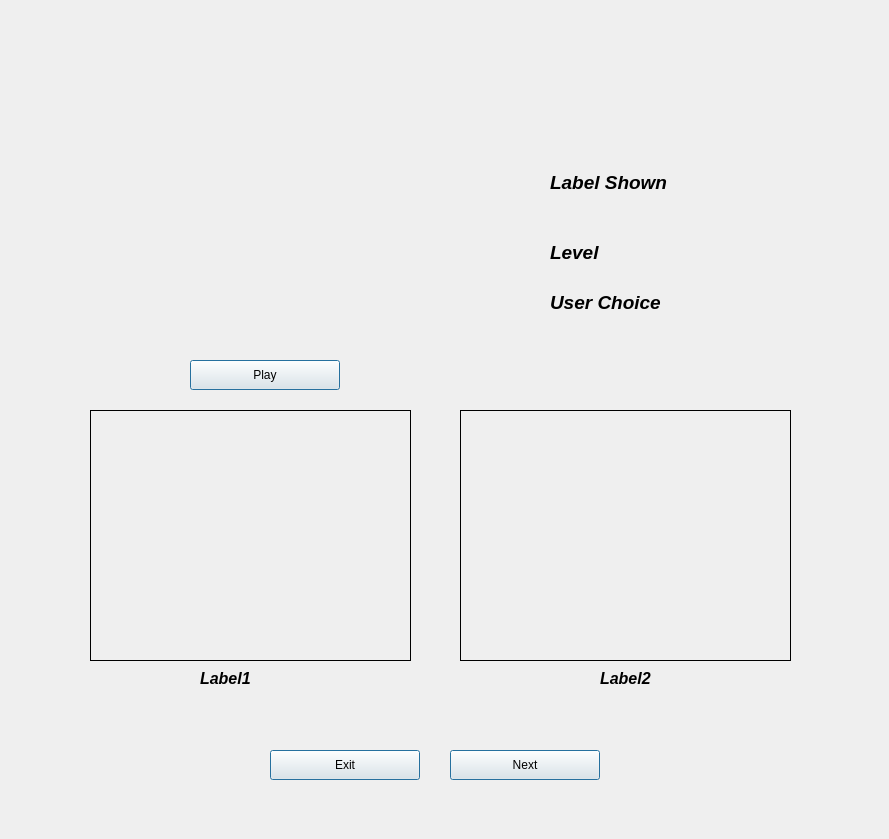
This is gui/playback.ui in rgsl888/data_collection as Qt 5 draws it before an edit. The edited form follows.
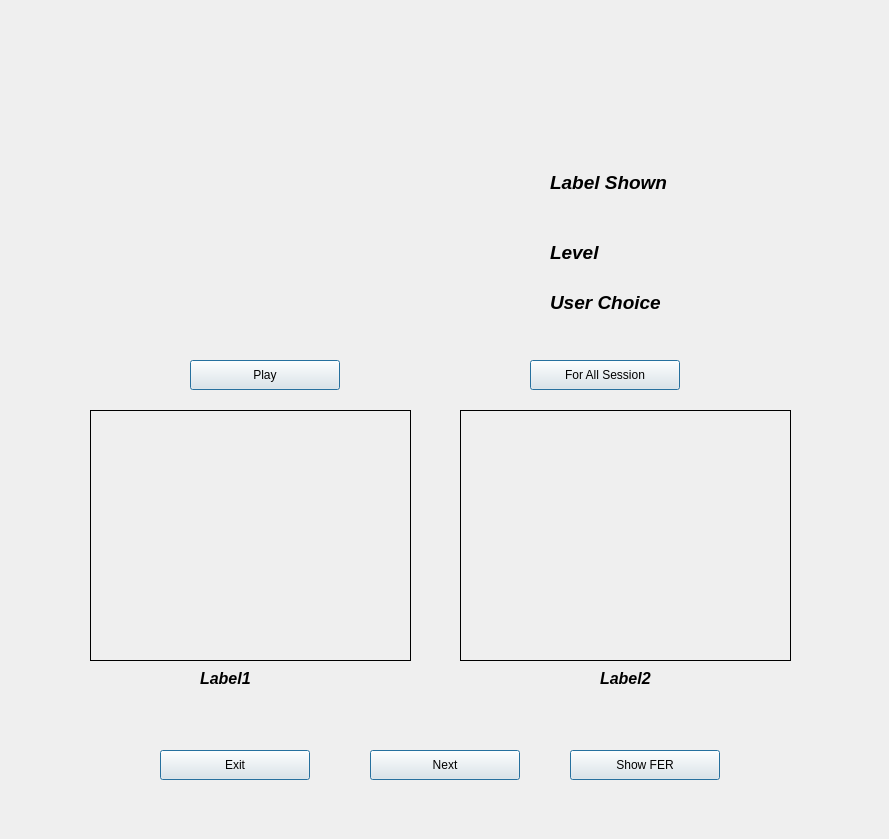
This is the edited form.

Commit message: FER and previous sessions

What changed in the file:
```diff
--- a/gui/playback.ui
+++ b/gui/playback.ui
@@ -16,7 +16,7 @@
   <widget class="QPushButton" name="nextButton">
    <property name="geometry">
     <rect>
-     <x>450</x>
+     <x>370</x>
      <y>750</y>
      <width>150</width>
      <height>30</height>
@@ -32,7 +32,7 @@
   <widget class="QPushButton" name="exitButton">
    <property name="geometry">
     <rect>
-     <x>270</x>
+     <x>160</x>
      <y>750</y>
      <width>150</width>
      <height>30</height>
@@ -216,6 +216,50 @@
     <string>User Choice</string>
    </property>
   </widget>
+  <widget class="QPushButton" name="fer">
+   <property name="geometry">
+    <rect>
+     <x>570</x>
+     <y>750</y>
+     <width>150</width>
+     <height>30</height>
+    </rect>
+   </property>
+   <property name="text">
+    <string>Show FER</string>
+   </property>
+   <property name="autoDefault">
+    <bool>false</bool>
+   </property>
+   <property name="default">
+    <bool>true</bool>
+   </property>
+   <property name="flat">
+    <bool>false</bool>
+   </property>
+  </widget>
+  <widget class="QPushButton" name="allses">
+   <property name="geometry">
+    <rect>
+     <x>530</x>
+     <y>360</y>
+     <width>150</width>
+     <height>30</height>
+    </rect>
+   </property>
+   <property name="text">
+    <string>For All Session</string>
+   </property>
+   <property name="autoDefault">
+    <bool>false</bool>
+   </property>
+   <property name="default">
+    <bool>true</bool>
+   </property>
+   <property name="flat">
+    <bool>false</bool>
+   </property>
+  </widget>
  </widget>
  <resources/>
  <connections/>
```
The commit also changes 12 other files.
